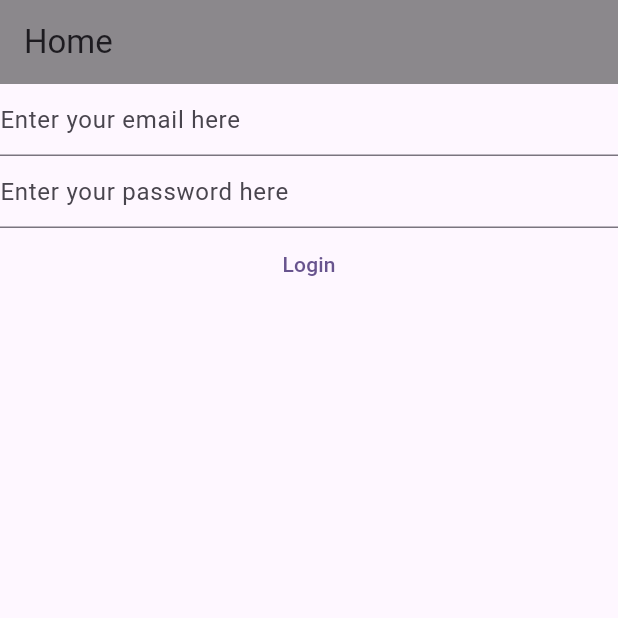
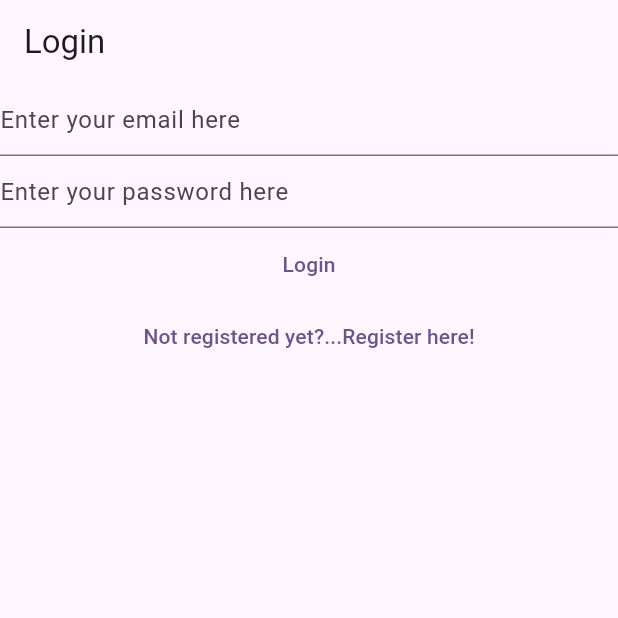
Before and after one commit to behnamsadeghi22/My-Notes, a Flutter app: the screen it shows after launch, on a phone screen of 412 x 824 dp, the top half of it. Run offline on Flutter 3.47's test engine with Material 2 defaults, Android fonts, the phone set to English and light mode, and no system bars; our stand-ins replace firebase_auth, firebase_core; accounts and stored records are empty.

Commit message:
Link Between Login and Register views

```diff
--- a/lib/main.dart
+++ b/lib/main.dart
@@ -2,7 +2,8 @@ import 'package:firebase_auth/firebase_auth.dart';
 import 'package:firebase_core/firebase_core.dart';
 import 'package:flutter/material.dart';
 import 'package:notes/views/login_view.dart';
-
+import 'package:notes/views/register_view.dart';
+import 'package:notes/views/verify_email_view.dart';
 import 'firebase_options.dart';
 
 void main() {
@@ -15,6 +16,10 @@ void main() {
         useMaterial3: true,
       ),
       home: const HomePage(),
+      routes: {
+        "/login/": (context) => const LoginView(),
+        "/register/": (context) => const RegisterView(),
+      },
     ),
   );
 }
@@ -24,64 +29,32 @@ class HomePage extends StatelessWidget {
 
   @override
   Widget build(BuildContext context) {
-    return Scaffold(
-      appBar: AppBar(
-        backgroundColor: Colors.black45,
-        title: const Text("Home"),
-      ),
-      body: FutureBuilder(
+    return FutureBuilder(
       future: Firebase.initializeApp(
         options: DefaultFirebaseOptions.currentPlatform,
       ),
       builder: (context, snapshot) {
         switch (snapshot.connectionState) {
           case ConnectionState.done:
-              // final user = FirebaseAuth.instance.currentUser;
-              // debugPrint(user.toString());
-              // if (user?.emailVerified ?? false) {
-              //   return const Text(
-              //     "Done",
-              //   );
-              // } else {
-              //   return const VerifyEmailView();
-              // }
+            final user = FirebaseAuth.instance.currentUser;
+            if (user != null) {
+              if (user.emailVerified) {
+                debugPrint(
+                  "Email is verified",
+                );
+              } else {
+                return const VerifyEmailView();
+              }
+            } else {
               return const LoginView();
+            }
+            return const Text(
+              "Done",
+            );
           default:
-              return const Text("Loading");
+            return const CircularProgressIndicator();
         }
       },
-      ),
     );
   }
 }
-
-class VerifyEmailView extends StatefulWidget {
-  const VerifyEmailView({super.key});
-
-  @override
-  State<VerifyEmailView> createState() => _VerifyEmailViewState();
-}
-
-class _VerifyEmailViewState extends State<VerifyEmailView> {
-  @override
-  Widget build(BuildContext context) {
-    return Center(
-      child: Column(
-        children: [
-          const Text(
-            "Please verify your email address",
-          ),
-          TextButton(
-            onPressed: () async {
-              final user = FirebaseAuth.instance.currentUser;
-              await user?.sendEmailVerification();
-            },
-            child: const Text(
-              "Send email verification",
-            ),
-          ),
-        ],
-      ),
-    );
-  }
-}
--- a/lib/views/login_view.dart
+++ b/lib/views/login_view.dart
@@ -1,6 +1,5 @@
 import 'package:firebase_auth/firebase_auth.dart';
 import 'package:flutter/material.dart';
-
 
 class LoginView extends StatefulWidget {
   const LoginView({super.key});
@@ -29,7 +28,13 @@ class _LoginViewState extends State<LoginView> {
 
   @override
   Widget build(BuildContext context) {
-    return Column(
+    return Scaffold(
+      appBar: AppBar(
+        title: const Text(
+          "Login",
+        ),
+      ),
+      body: Column(
         children: [
           TextField(
             controller: _email,
@@ -78,7 +83,17 @@ class _LoginViewState extends State<LoginView> {
               "Login",
             ),
           ),
+          TextButton(
+            onPressed: () {
+              Navigator.of(context)
+                  .pushNamedAndRemoveUntil("/register/", (route) => false);
+            },
+            child: const Text(
+              "Not registered yet?...Register here!",
+            ),
+          ),
         ],
+      ),
     );
   }
 }
--- a/lib/views/register_view.dart
+++ b/lib/views/register_view.dart
@@ -1,8 +1,5 @@
 import 'package:firebase_auth/firebase_auth.dart';
-import 'package:firebase_core/firebase_core.dart';
 import 'package:flutter/material.dart';
-
-import '../firebase_options.dart';
 
 class RegisterView extends StatefulWidget {
   const RegisterView({super.key});
@@ -31,7 +28,11 @@ class _RegisterViewState extends State<RegisterView> {
 
   @override
   Widget build(BuildContext context) {
-    return Column(
+    return Scaffold(
+      appBar: AppBar(
+        title: const Text("Register"),
+      ),
+      body: Column(
         children: [
           TextField(
             controller: _email,
@@ -85,7 +86,19 @@ class _RegisterViewState extends State<RegisterView> {
               "Register",
             ),
           ),
+          TextButton(
+            onPressed: () {
+              Navigator.of(context).pushNamedAndRemoveUntil(
+                "/login/",
+                (route) => false,
+              );
+            },
+            child: const Text(
+              "Already registered?...Login here!",
+            ),
+          ),
         ],
+      ),
     );
   }
 }
```
Also changed, not shown: lib/views/verify_email_view.dart (added, +40 -0 lines). Lines whose indentation alone changed are shown as unchanged.
